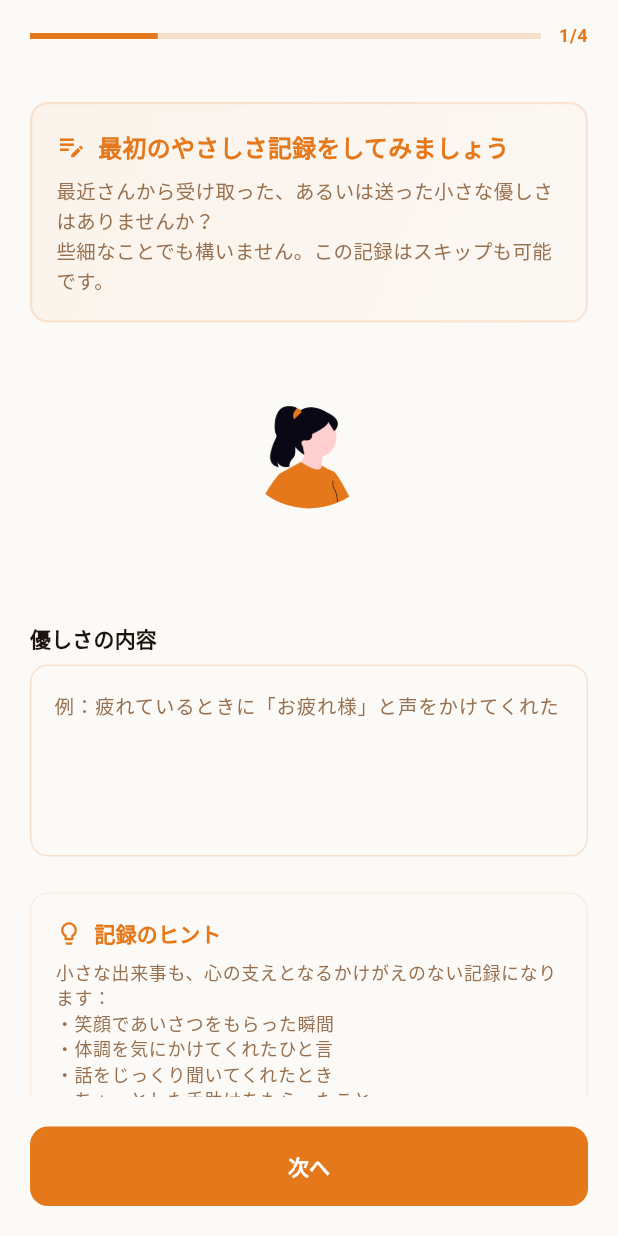
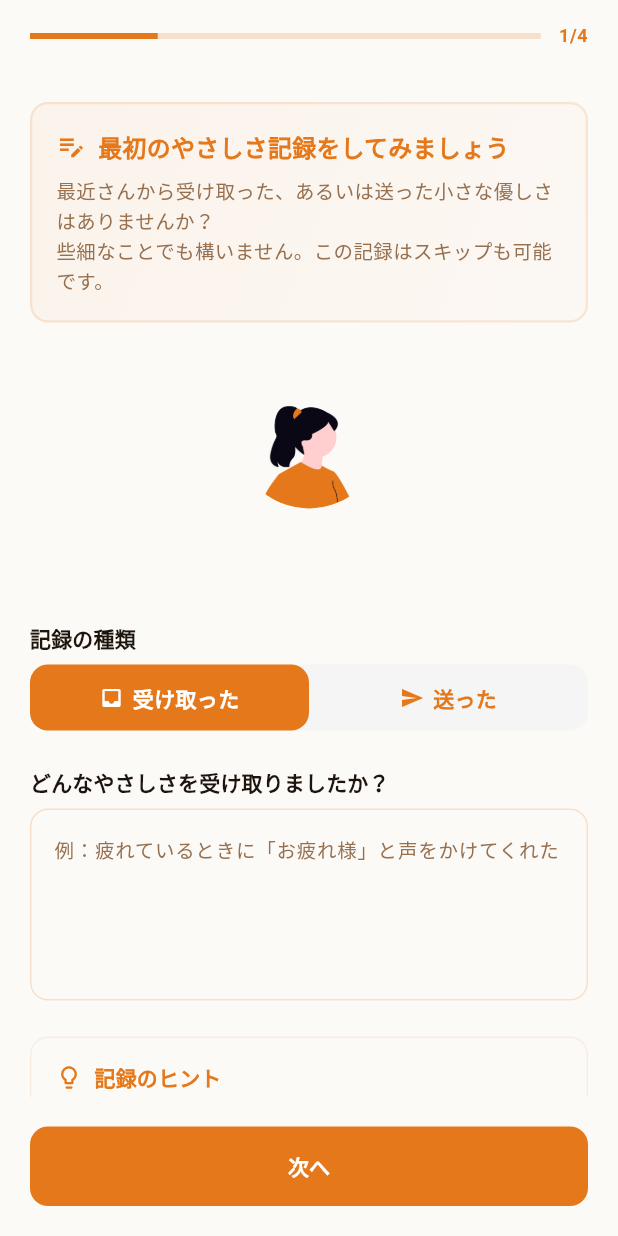
Before and after one commit to dmaruyama-51/secure-base-app-flutter, a Flutter app: the TutorialPage screen opened by its route, swiped to page 3, on a phone screen of 412 x 824 dp. Run offline on Flutter 3.47's test engine with Material 3 defaults, Android fonts, the phone set to English and light mode, and no system bars; our stand-ins replace fl_chart, flutter_dotenv, go_router, google_fonts, shared_preferences, supabase_flutter; accounts and stored records are empty.

Commit message:
やさしさを送った記録を考慮したUIに修正

```diff
--- a/lib/view_models/tutorial/tutorial_view_model.dart
+++ b/lib/view_models/tutorial/tutorial_view_model.dart
@@ -52,6 +52,7 @@ class TutorialViewModel extends ChangeNotifier {
   String _selectedGender = '女性';
   String _selectedRelation = '家族';
   String _kindnessContent = '';
+  KindnessRecordType _selectedRecordType = KindnessRecordType.received;
   String _selectedReflectionFrequency = '2週に1回';
   bool _isCompleting = false;
   bool _isRecordingKindness = false;
@@ -72,6 +73,7 @@ class TutorialViewModel extends ChangeNotifier {
   String get selectedGender => _selectedGender;
   String get selectedRelation => _selectedRelation;
   String get kindnessContent => _kindnessContent;
+  KindnessRecordType get selectedRecordType => _selectedRecordType;
   String get selectedReflectionFrequency => _selectedReflectionFrequency;
   bool get isCompleting => _isCompleting;
   bool get isRecordingKindness => _isRecordingKindness;
@@ -121,6 +123,12 @@ class TutorialViewModel extends ChangeNotifier {
     notifyListeners();
   }
 
+  /// 記録タイプを選択
+  void selectRecordType(KindnessRecordType recordType) {
+    _selectedRecordType = recordType;
+    notifyListeners();
+  }
+
   void updateReflectionFrequency(String frequency) {
     _selectedReflectionFrequency = frequency;
     notifyListeners();
@@ -150,6 +158,7 @@ class TutorialViewModel extends ChangeNotifier {
       await KindnessRecord.createKindnessRecord(
         content: _kindnessContent,
         selectedKindnessGiver: selectedGiver,
+        recordType: _selectedRecordType,
       );
 
       _isRecordingKindness = false;
@@ -341,4 +350,40 @@ class TutorialViewModel extends ChangeNotifier {
   Future<String> getFrequencyDescription(String frequency) async {
     return await KindnessReflection.getFrequencyDescription(frequency);
   }
+
+  // =============================================================================
+  // プレゼンテーション用メソッド
+  // =============================================================================
+
+  /// 利用可能な記録タイプの一覧を取得
+  List<KindnessRecordType> get availableRecordTypes =>
+      KindnessRecordType.values;
+
+  /// 記録タイプに応じた質問文を取得
+  String getContentQuestionText(KindnessRecordType recordType) {
+    switch (recordType) {
+      case KindnessRecordType.received:
+        return 'どんなやさしさを受け取りましたか？';
+      case KindnessRecordType.given:
+        return 'どんなやさしさを送りましたか？';
+    }
+  }
+
+  /// 記録タイプに応じたプレースホルダーテキストを取得
+  String getContentPlaceholderText(KindnessRecordType recordType) {
+    switch (recordType) {
+      case KindnessRecordType.received:
+        return '例：疲れているときに「お疲れ様」と声をかけてくれた';
+      case KindnessRecordType.given:
+        return '例：「おはよう」と笑顔で挨拶をした';
+    }
+  }
+
+  /// 現在選択されている記録タイプの質問文を取得
+  String get currentContentQuestionText =>
+      getContentQuestionText(_selectedRecordType);
+
+  /// 現在選択されている記録タイプのプレースホルダーテキストを取得
+  String get currentContentPlaceholderText =>
+      getContentPlaceholderText(_selectedRecordType);
 }
--- a/lib/views/tutorial/tutorial_page.dart
+++ b/lib/views/tutorial/tutorial_page.dart
@@ -6,6 +6,7 @@ import 'package:go_router/go_router.dart';
 import 'package:provider/provider.dart';
 
 // Project imports:
+import '../../models/kindness_record.dart';
 import '../../utils/app_colors.dart';
 import '../../view_models/tutorial/tutorial_view_model.dart';
 import '../../widgets/kindness_giver/gender_selection.dart';
@@ -492,8 +493,12 @@ class _TutorialPageState extends State<TutorialPage> {
     return Column(
       crossAxisAlignment: CrossAxisAlignment.start,
       children: [
+        // 記録タイプ選択セクション
+        _buildRecordTypeSelector(viewModel, theme),
+        const SizedBox(height: 24),
+        // 優しさ内容入力セクション
         Text(
-          '優しさの内容',
+          viewModel.currentContentQuestionText,
           style: theme.textTheme.titleSmall?.copyWith(
             fontWeight: FontWeight.w600,
             color: theme.colorScheme.onSurface,
@@ -505,7 +510,7 @@ class _TutorialPageState extends State<TutorialPage> {
           onChanged: viewModel.updateKindnessContent,
           maxLines: 4,
           decoration: InputDecoration(
-            hintText: '例：疲れているときに「お疲れ様」と声をかけてくれた',
+            hintText: viewModel.currentContentPlaceholderText,
             hintStyle: TextStyle(color: AppColors.textLight, fontSize: 13),
             filled: true,
             fillColor: theme.colorScheme.surface,
@@ -528,6 +533,81 @@ class _TutorialPageState extends State<TutorialPage> {
                 width: 2,
               ),
             ),
+          ),
+        ),
+      ],
+    );
+  }
+
+  // 記録タイプ選択セクション
+  Widget _buildRecordTypeSelector(
+    TutorialViewModel viewModel,
+    ThemeData theme,
+  ) {
+    return Column(
+      crossAxisAlignment: CrossAxisAlignment.start,
+      children: [
+        Text(
+          '記録の種類',
+          style: theme.textTheme.titleSmall?.copyWith(
+            fontWeight: FontWeight.w600,
+            color: theme.colorScheme.onSurface,
+          ),
+        ),
+        const SizedBox(height: 8),
+        Container(
+          decoration: BoxDecoration(
+            borderRadius: BorderRadius.circular(12),
+            color: Colors.grey[100],
+          ),
+          child: Row(
+            children:
+                viewModel.availableRecordTypes.map((type) {
+                  final isSelected = viewModel.selectedRecordType == type;
+                  return Expanded(
+                    child: GestureDetector(
+                      onTap: () {
+                        viewModel.selectRecordType(type);
+                      },
+                      child: Container(
+                        padding: const EdgeInsets.symmetric(vertical: 12),
+                        decoration: BoxDecoration(
+                          borderRadius: BorderRadius.circular(12),
+                          color:
+                              isSelected
+                                  ? AppColors.primary
+                                  : Colors.transparent,
+                        ),
+                        child: Row(
+                          mainAxisAlignment: MainAxisAlignment.center,
+                          children: [
+                            Icon(
+                              type == KindnessRecordType.received
+                                  ? Icons.inbox
+                                  : Icons.send,
+                              size: 16,
+                              color:
+                                  isSelected ? Colors.white : AppColors.primary,
+                            ),
+                            const SizedBox(width: 6),
+                            Text(
+                              type.label,
+                              textAlign: TextAlign.center,
+                              style: TextStyle(
+                                color:
+                                    isSelected
+                                        ? Colors.white
+                                        : AppColors.primary,
+                                fontWeight: FontWeight.bold,
+                                fontSize: 14,
+                              ),
+                            ),
+                          ],
+                        ),
+                      ),
+                    ),
+                  );
+                }).toList(),
           ),
         ),
       ],
@@ -564,12 +644,18 @@ class _TutorialPageState extends State<TutorialPage> {
             ],
           ),
           const SizedBox(height: 8),
-          Text(
-            '小さな出来事も、心の支えとなるかけがえのない記録になります：\n・笑顔であいさつをもらった瞬間\n・体調を気にかけてくれたひと言\n・話をじっくり聞いてくれたとき\n・ちょっとした手助けをもらったこと',
-            style: theme.textTheme.bodySmall?.copyWith(
-              color: AppColors.textLight,
-              height: 1.4,
-            ),
+          Consumer<TutorialViewModel>(
+            builder: (context, viewModel, child) {
+              return Text(
+                viewModel.selectedRecordType == KindnessRecordType.received
+                    ? '小さな出来事も、心の支えとなるかけがえのない記録になります：\n・笑顔であいさつをもらった瞬間\n・体調を気にかけてくれたひと言\n・話をじっくり聞いてくれたとき\n・ちょっとした手助けをもらったこと'
+                    : '小さな行動も、相手の心の支えになっています：\n・笑顔であいさつをした瞬間\n・体調を気にかけた声かけ\n・話をじっくり聞いてあげたとき\n・ちょっとした手助けをしたこと',
+                style: theme.textTheme.bodySmall?.copyWith(
+                  color: AppColors.textLight,
+                  height: 1.4,
+                ),
+              );
+            },
           ),
         ],
       ),
```
